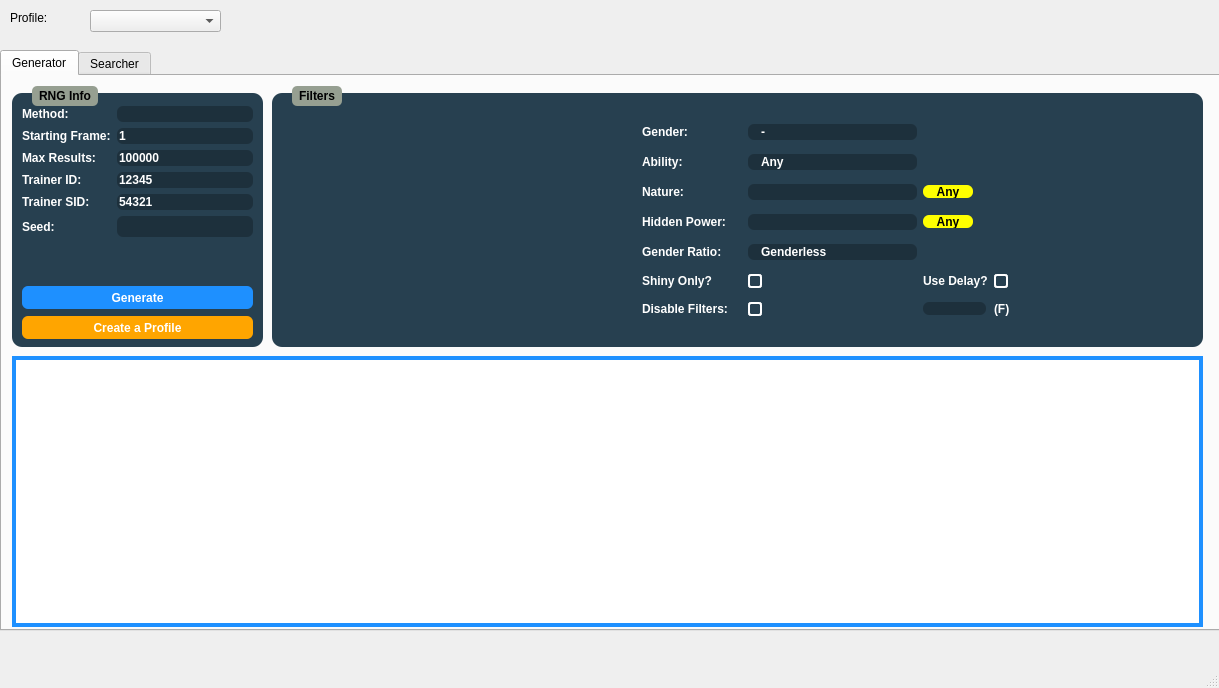
Before: the Qt Designer form Forms/Gen3/Wild3.ui in Admiral-Fish/PokeFinder, drawn with Qt 5.
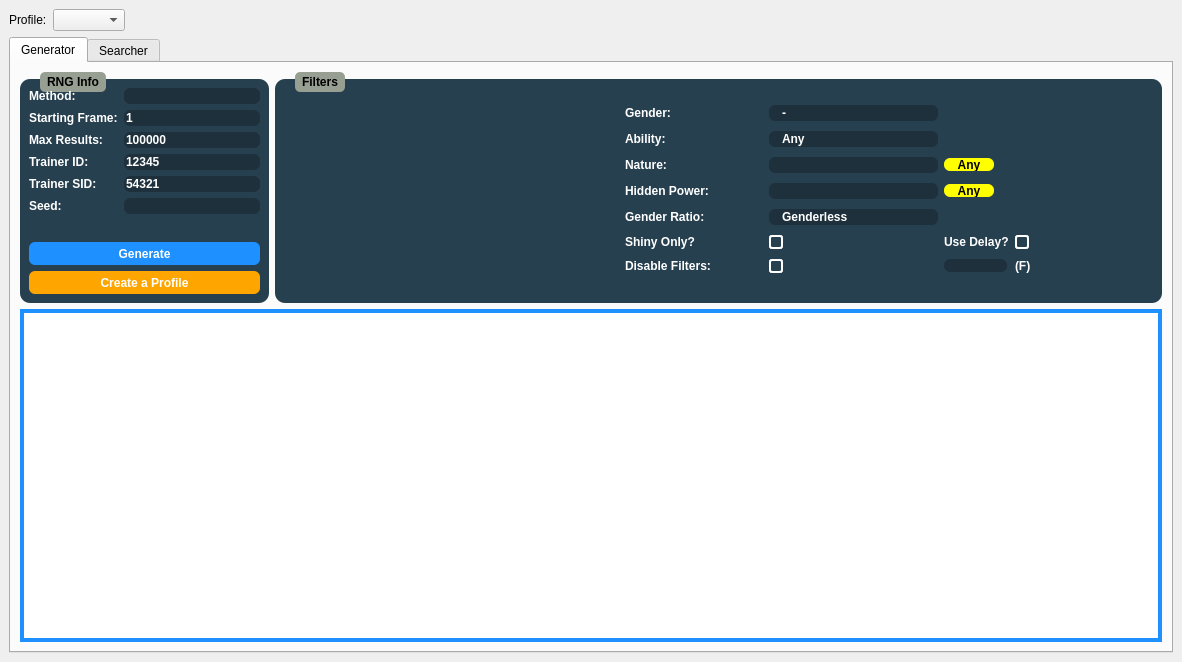
After: the same form once the commit is applied. Icons and pictures are not drawn. Custom widgets are drawn as their Qt base class.

Commit message: Wild resizing

```diff
--- a/Forms/Gen3/Wild3.ui
+++ b/Forms/Gen3/Wild3.ui
@@ -6,8 +6,8 @@
    <rect>
     <x>0</x>
     <y>0</y>
-    <width>1219</width>
-    <height>688</height>
+    <width>1182</width>
+    <height>662</height>
    </rect>
   </property>
   <property name="windowTitle">
@@ -18,15 +18,16 @@
     <normaloff>../../pokefinder.ico</normaloff>../../pokefinder.ico</iconset>
   </property>
   <widget class="QWidget" name="centralwidget">
+   <layout class="QGridLayout" name="gridLayout_9">
+    <item row="0" column="0">
+     <widget class="QLabel" name="labelProfiles">
+      <property name="text">
+       <string>Profile:</string>
+      </property>
+     </widget>
+    </item>
+    <item row="1" column="0" colspan="4">
    <widget class="QTabWidget" name="tabRNGSelector">
-    <property name="geometry">
-     <rect>
-      <x>0</x>
-      <y>50</y>
-      <width>1221</width>
-      <height>581</height>
-     </rect>
-    </property>
     <property name="styleSheet">
      <string notr="true">.QTabWidget &gt;  QWidget &gt; QWidget {
 	background-color: #E6E6E6;
@@ -50,14 +51,14 @@
      <attribute name="title">
       <string>Generator</string>
      </attribute>
+       <layout class="QGridLayout" name="gridLayout_5">
+        <item row="0" column="0">
      <widget class="QGroupBox" name="groupBoxRNGInfoStationary3">
-      <property name="geometry">
-       <rect>
-        <x>10</x>
-        <y>10</y>
-        <width>251</width>
-        <height>261</height>
-       </rect>
+          <property name="maximumSize">
+           <size>
+            <width>249</width>
+            <height>231</height>
+           </size>
       </property>
       <property name="styleSheet">
        <string notr="true">QLineEdit {
@@ -126,45 +127,30 @@
       <property name="title">
        <string>RNG Info</string>
       </property>
-      <widget class="QPushButton" name="generate">
-       <property name="enabled">
-        <bool>true</bool>
-       </property>
-       <property name="geometry">
-        <rect>
-         <x>10</x>
-         <y>200</y>
-         <width>231</width>
-         <height>23</height>
-        </rect>
-       </property>
+          <layout class="QGridLayout" name="gridLayout_3">
+           <item row="1" column="1">
+            <widget class="QTextBox" name="startingFrameGenerator">
        <property name="styleSheet">
-        <string notr="true">QPushButton {
-	background-color: DodgerBlue;
-}
-
-QPushButton::disabled {
-	background-color: gray;
-}</string>
+              <string notr="true"/>
+             </property>
+             <property name="inputMask">
+              <string/>
        </property>
        <property name="text">
-        <string>Generate</string>
-       </property>
-       <property name="checkable">
-        <bool>false</bool>
-       </property>
-       <property name="autoDefault">
-        <bool>false</bool>
-       </property>
-      </widget>
+              <string notr="true">1</string>
+             </property>
+             <property name="maxLength">
+              <number>10</number>
+             </property>
+            </widget>
+           </item>
+           <item row="8" column="0" colspan="2">
       <widget class="QPushButton" name="saveProfileGenerator">
-       <property name="geometry">
-        <rect>
-         <x>10</x>
-         <y>230</y>
+             <property name="minimumSize">
+              <size>
          <width>231</width>
          <height>23</height>
-        </rect>
+              </size>
        </property>
        <property name="styleSheet">
         <string notr="true">QPushButton {
@@ -181,19 +167,7 @@
         <bool>false</bool>
        </property>
       </widget>
-      <widget class="QWidget" name="gridLayoutWidget">
-       <property name="geometry">
-        <rect>
-         <x>10</x>
-         <y>20</y>
-         <width>231</width>
-         <height>131</height>
-        </rect>
-       </property>
-       <layout class="QGridLayout" name="gridLayoutInfo" rowstretch="0,0,0,0,0,0" columnstretch="0,0">
-        <property name="sizeConstraint">
-         <enum>QLayout::SetNoConstraint</enum>
-        </property>
+           </item>
         <item row="3" column="1">
          <widget class="QTextBox" name="idGenerator">
           <property name="inputMask">
@@ -207,17 +181,16 @@
           </property>
          </widget>
         </item>
-        <item row="4" column="0">
-         <widget class="QLabel" name="sidLabel">
-          <property name="text">
-           <string>Trainer SID:</string>
-          </property>
-         </widget>
-        </item>
-        <item row="3" column="0">
-         <widget class="QLabel" name="idLabel">
+           <item row="4" column="1">
+            <widget class="QTextBox" name="sidGenerator">
+             <property name="inputMask">
+              <string/>
+             </property>
           <property name="text">
-           <string>Trainer ID:</string>
+              <string notr="true">54321</string>
+             </property>
+             <property name="maxLength">
+              <number>5</number>
           </property>
          </widget>
         </item>
@@ -228,10 +201,16 @@
           </property>
          </widget>
         </item>
-        <item row="5" column="0">
-         <widget class="QLabel" name="seedLabel">
-          <property name="text">
-           <string>Seed:</string>
+           <item row="0" column="1">
+            <widget class="QComboBox" name="comboBoxMethodGenerator">
+             <property name="layoutDirection">
+              <enum>Qt::RightToLeft</enum>
+             </property>
+             <property name="editable">
+              <bool>false</bool>
+             </property>
+             <property name="frame">
+              <bool>true</bool>
           </property>
          </widget>
         </item>
@@ -242,29 +221,68 @@
           </property>
          </widget>
         </item>
-        <item row="0" column="1">
-         <widget class="QComboBox" name="comboBoxMethodGenerator">
-          <property name="layoutDirection">
-           <enum>Qt::RightToLeft</enum>
-          </property>
-          <property name="editable">
-           <bool>false</bool>
-          </property>
-          <property name="frame">
-           <bool>true</bool>
-          </property>
-         </widget>
-        </item>
-        <item row="4" column="1">
-         <widget class="QTextBox" name="sidGenerator">
+           <item row="2" column="1">
+            <widget class="QTextBox" name="maxResultsGenerator">
           <property name="inputMask">
            <string/>
           </property>
           <property name="text">
-           <string notr="true">54321</string>
+              <string notr="true">100000</string>
           </property>
           <property name="maxLength">
-           <number>5</number>
+              <number>10</number>
+             </property>
+            </widget>
+           </item>
+           <item row="4" column="0">
+            <widget class="QLabel" name="sidLabel">
+             <property name="text">
+              <string>Trainer SID:</string>
+             </property>
+            </widget>
+           </item>
+           <item row="5" column="0">
+            <widget class="QLabel" name="seedLabel">
+             <property name="text">
+              <string>Seed:</string>
+             </property>
+            </widget>
+           </item>
+           <item row="7" column="0" colspan="2">
+            <widget class="QPushButton" name="generate">
+             <property name="enabled">
+              <bool>true</bool>
+             </property>
+             <property name="minimumSize">
+              <size>
+               <width>231</width>
+               <height>23</height>
+              </size>
+             </property>
+             <property name="styleSheet">
+              <string notr="true">QPushButton {
+	background-color: DodgerBlue;
+}
+
+QPushButton::disabled {
+	background-color: gray;
+}</string>
+             </property>
+             <property name="text">
+              <string>Generate</string>
+             </property>
+             <property name="checkable">
+              <bool>false</bool>
+             </property>
+             <property name="autoDefault">
+              <bool>false</bool>
+             </property>
+            </widget>
+           </item>
+           <item row="3" column="0">
+            <widget class="QLabel" name="idLabel">
+             <property name="text">
+              <string>Trainer ID:</string>
           </property>
          </widget>
         </item>
@@ -309,46 +327,29 @@
           </property>
          </widget>
         </item>
-        <item row="1" column="1">
-         <widget class="QTextBox" name="startingFrameGenerator">
-          <property name="styleSheet">
-           <string notr="true"/>
-          </property>
-          <property name="inputMask">
-           <string/>
-          </property>
-          <property name="text">
-           <string notr="true">1</string>
-          </property>
-          <property name="maxLength">
-           <number>10</number>
-          </property>
-         </widget>
-        </item>
-        <item row="2" column="1">
-         <widget class="QTextBox" name="maxResultsGenerator">
-          <property name="inputMask">
-           <string/>
-          </property>
-          <property name="text">
-           <string notr="true">100000</string>
-          </property>
-          <property name="maxLength">
-           <number>10</number>
-          </property>
-         </widget>
+           <item row="6" column="0">
+            <spacer name="verticalSpacer">
+             <property name="orientation">
+              <enum>Qt::Vertical</enum>
+             </property>
+             <property name="sizeHint" stdset="0">
+              <size>
+               <width>20</width>
+               <height>40</height>
+              </size>
+             </property>
+            </spacer>
         </item>
        </layout>
       </widget>
-     </widget>
+        </item>
+        <item row="0" column="1">
      <widget class="QGroupBox" name="groupBoxFiltersStationary3">
-      <property name="geometry">
-       <rect>
-        <x>270</x>
-        <y>10</y>
-        <width>931</width>
-        <height>261</height>
-       </rect>
+          <property name="maximumSize">
+           <size>
+            <width>16777215</width>
+            <height>231</height>
+           </size>
       </property>
       <property name="styleSheet">
        <string notr="true">QSpinBox {
@@ -443,25 +444,24 @@
       <property name="title">
        <string>Filters</string>
       </property>
+          <layout class="QGridLayout" name="gridLayout_4">
+           <item row="0" column="0">
       <widget class="IVFilter" name="ivFilterGenerator" native="true">
-       <property name="geometry">
-        <rect>
-         <x>10</x>
-         <y>30</y>
+             <property name="minimumSize">
+              <size>
          <width>335</width>
          <height>180</height>
-        </rect>
-       </property>
-      </widget>
-      <widget class="QWidget" name="layoutWidget">
-       <property name="geometry">
-        <rect>
-         <x>370</x>
-         <y>30</y>
-         <width>451</width>
-         <height>211</height>
-        </rect>
-       </property>
+              </size>
+             </property>
+             <property name="maximumSize">
+              <size>
+               <width>335</width>
+               <height>180</height>
+              </size>
+             </property>
+            </widget>
+           </item>
+           <item row="0" column="1">
        <layout class="QGridLayout" name="gridLayout">
         <item row="0" column="0">
          <widget class="QLabel" name="genderLabel">
@@ -722,17 +722,12 @@
          </widget>
         </item>
        </layout>
-      </widget>
-     </widget>
+           </item>
+          </layout>
+         </widget>
+        </item>
+        <item row="1" column="0" colspan="2">
      <widget class="QTableView" name="tableViewGenerator">
-      <property name="geometry">
-       <rect>
-        <x>10</x>
-        <y>280</y>
-        <width>1191</width>
-        <height>271</height>
-       </rect>
-      </property>
       <property name="styleSheet">
        <string notr="true">QTableView {
 	border: 4px solid DodgerBlue;
@@ -763,19 +758,21 @@
        <number>20</number>
       </attribute>
      </widget>
+        </item>
+       </layout>
     </widget>
     <widget class="QWidget" name="tabSpreadSearcher">
      <attribute name="title">
       <string>Searcher</string>
      </attribute>
+       <layout class="QGridLayout" name="gridLayout_8">
+        <item row="0" column="0">
      <widget class="QGroupBox" name="groupBoxRNGInfoSearcher3">
-      <property name="geometry">
-       <rect>
-        <x>10</x>
-        <y>10</y>
-        <width>251</width>
-        <height>261</height>
-       </rect>
+          <property name="maximumSize">
+           <size>
+            <width>249</width>
+            <height>231</height>
+           </size>
       </property>
       <property name="styleSheet">
        <string notr="true">QLineEdit {
@@ -844,107 +841,7 @@
       <property name="title">
        <string>RNG Info</string>
       </property>
-      <widget class="QPushButton" name="search">
-       <property name="enabled">
-        <bool>true</bool>
-       </property>
-       <property name="geometry">
-        <rect>
-         <x>10</x>
-         <y>200</y>
-         <width>231</width>
-         <height>23</height>
-        </rect>
-       </property>
-       <property name="styleSheet">
-        <string notr="true">QPushButton {
-	background-color: DodgerBlue;
-}
-
-QPushButton::disabled {
-	background-color: gray;
-}</string>
-       </property>
-       <property name="text">
-        <string>Search</string>
-       </property>
-       <property name="checkable">
-        <bool>false</bool>
-       </property>
-       <property name="autoDefault">
-        <bool>false</bool>
-       </property>
-      </widget>
-      <widget class="QPushButton" name="saveSearcher">
-       <property name="geometry">
-        <rect>
-         <x>10</x>
-         <y>230</y>
-         <width>231</width>
-         <height>23</height>
-        </rect>
-       </property>
-       <property name="styleSheet">
-        <string notr="true">QPushButton {
-	background-color: orange;
-}</string>
-       </property>
-       <property name="text">
-        <string>Create a Profile</string>
-       </property>
-       <property name="checkable">
-        <bool>false</bool>
-       </property>
-       <property name="autoDefault">
-        <bool>false</bool>
-       </property>
-      </widget>
-      <widget class="QWidget" name="gridLayoutWidget_5">
-       <property name="geometry">
-        <rect>
-         <x>10</x>
-         <y>20</y>
-         <width>231</width>
-         <height>131</height>
-        </rect>
-       </property>
-       <layout class="QGridLayout" name="gridLayoutInfo_3" rowstretch="0,0,0" columnstretch="0,0">
-        <property name="sizeConstraint">
-         <enum>QLayout::SetNoConstraint</enum>
-        </property>
-        <item row="0" column="1">
-         <widget class="QComboBox" name="comboBoxMethodSearcher">
-          <property name="layoutDirection">
-           <enum>Qt::RightToLeft</enum>
-          </property>
-          <property name="editable">
-           <bool>false</bool>
-          </property>
-          <property name="frame">
-           <bool>true</bool>
-          </property>
-         </widget>
-        </item>
-        <item row="1" column="1">
-         <widget class="QTextBox" name="idSearcher">
-          <property name="inputMask">
-           <string/>
-          </property>
-          <property name="text">
-           <string notr="true">12345</string>
-          </property>
-          <property name="maxLength">
-           <number>5</number>
-          </property>
-         </widget>
-        </item>
-        <item row="2" column="0">
-         <widget class="QLabel" name="sidLabel_3">
-          <property name="text">
-           <string>Trainer SID:</string>
-          </property>
-         </widget>
-        </item>
+          <layout class="QGridLayout" name="gridLayout_6">
         <item row="1" column="0">
          <widget class="QLabel" name="idLabel_3">
           <property name="text">
@@ -952,6 +849,19 @@
           </property>
          </widget>
         </item>
+           <item row="1" column="1">
+            <widget class="QTextBox" name="idSearcher">
+             <property name="inputMask">
+              <string/>
+             </property>
+             <property name="text">
+              <string notr="true">12345</string>
+             </property>
+             <property name="maxLength">
+              <number>5</number>
+             </property>
+            </widget>
+           </item>
         <item row="2" column="1">
          <widget class="QTextBox" name="sidSearcher">
           <property name="inputMask">
@@ -965,6 +875,30 @@
           </property>
          </widget>
         </item>
+           <item row="6" column="0" colspan="2">
+            <widget class="QPushButton" name="saveSearcher">
+             <property name="minimumSize">
+              <size>
+               <width>231</width>
+               <height>23</height>
+              </size>
+             </property>
+             <property name="styleSheet">
+              <string notr="true">QPushButton {
+	background-color: orange;
+}</string>
+             </property>
+             <property name="text">
+              <string>Create a Profile</string>
+             </property>
+             <property name="checkable">
+              <bool>false</bool>
+             </property>
+             <property name="autoDefault">
+              <bool>false</bool>
+             </property>
+            </widget>
+           </item>
         <item row="0" column="0">
          <widget class="QLabel" name="methodLabel_3">
           <property name="text">
@@ -972,18 +906,75 @@
           </property>
          </widget>
         </item>
-       </layout>
-      </widget>
-     </widget>
+           <item row="0" column="1">
+            <widget class="QComboBox" name="comboBoxMethodSearcher">
+             <property name="layoutDirection">
+              <enum>Qt::RightToLeft</enum>
+             </property>
+             <property name="editable">
+              <bool>false</bool>
+             </property>
+             <property name="frame">
+              <bool>true</bool>
+             </property>
+            </widget>
+           </item>
+           <item row="2" column="0">
+            <widget class="QLabel" name="sidLabel_3">
+             <property name="text">
+              <string>Trainer SID:</string>
+             </property>
+            </widget>
+           </item>
+           <item row="5" column="0" colspan="2">
+            <widget class="QPushButton" name="search">
+             <property name="enabled">
+              <bool>true</bool>
+             </property>
+             <property name="minimumSize">
+              <size>
+               <width>231</width>
+               <height>23</height>
+              </size>
+             </property>
+             <property name="styleSheet">
+              <string notr="true">QPushButton {
+	background-color: DodgerBlue;
+}
+
+QPushButton::disabled {
+	background-color: gray;
+}</string>
+             </property>
+             <property name="text">
+              <string>Search</string>
+             </property>
+             <property name="checkable">
+              <bool>false</bool>
+             </property>
+             <property name="autoDefault">
+              <bool>false</bool>
+             </property>
+            </widget>
+           </item>
+           <item row="3" column="0">
+            <spacer name="verticalSpacer_2">
+             <property name="orientation">
+              <enum>Qt::Vertical</enum>
+             </property>
+             <property name="sizeHint" stdset="0">
+              <size>
+               <width>20</width>
+               <height>40</height>
+              </size>
+             </property>
+            </spacer>
+           </item>
+          </layout>
+         </widget>
+        </item>
+        <item row="0" column="1">
      <widget class="QGroupBox" name="groupBoxFiltersSearcher3">
-      <property name="geometry">
-       <rect>
-        <x>270</x>
-        <y>10</y>
-        <width>931</width>
-        <height>261</height>
-       </rect>
-      </property>
       <property name="styleSheet">
        <string notr="true">QSpinBox {
 	qproperty-alignment: AlignCenter;
@@ -1077,25 +1068,24 @@
       <property name="title">
        <string>Filters</string>
       </property>
+          <layout class="QGridLayout" name="gridLayout_7">
+           <item row="0" column="0">
       <widget class="IVFilter" name="ivFilterSearcher" native="true">
-       <property name="geometry">
-        <rect>
-         <x>10</x>
-         <y>30</y>
+             <property name="minimumSize">
+              <size>
          <width>335</width>
          <height>180</height>
-        </rect>
-       </property>
-      </widget>
-      <widget class="QWidget" name="layoutWidget">
-       <property name="geometry">
-        <rect>
-         <x>370</x>
-         <y>31</y>
-         <width>451</width>
-         <height>211</height>
-        </rect>
-       </property>
+              </size>
+             </property>
+             <property name="maximumSize">
+              <size>
+               <width>335</width>
+               <height>180</height>
+              </size>
+             </property>
+            </widget>
+           </item>
+           <item row="0" column="1">
        <layout class="QGridLayout" name="gridLayout_2">
         <item row="0" column="0">
          <widget class="QLabel" name="genderLabel_3">
@@ -1342,17 +1332,12 @@
          </widget>
         </item>
        </layout>
-      </widget>
-     </widget>
+           </item>
+          </layout>
+         </widget>
+        </item>
+        <item row="1" column="0" colspan="2">
      <widget class="QTableView" name="tableViewSearcher">
-      <property name="geometry">
-       <rect>
-        <x>10</x>
-        <y>280</y>
-        <width>1191</width>
-        <height>271</height>
-       </rect>
-      </property>
       <property name="styleSheet">
        <string notr="true">QTableView {
 	border: 4px solid DodgerBlue;
@@ -1383,43 +1368,39 @@
        <number>20</number>
       </attribute>
      </widget>
-    </widget>
-   </widget>
-   <widget class="QLabel" name="labelProfiles">
-    <property name="geometry">
-     <rect>
-      <x>10</x>
-      <y>10</y>
-      <width>71</width>
-      <height>16</height>
-     </rect>
-    </property>
-    <property name="text">
-     <string>Profile:</string>
-    </property>
-   </widget>
-   <widget class="QComboBox" name="comboBoxProfiles">
-    <property name="geometry">
-     <rect>
-      <x>90</x>
-      <y>10</y>
-      <width>131</width>
-      <height>22</height>
-     </rect>
-    </property>
-   </widget>
+        </item>
+       </layout>
+      </widget>
+     </widget>
+    </item>
+    <item row="0" column="2">
+     <spacer name="horizontalSpacer">
+      <property name="orientation">
+       <enum>Qt::Horizontal</enum>
+      </property>
+      <property name="sizeHint" stdset="0">
+       <size>
+        <width>40</width>
+        <height>20</height>
+       </size>
+      </property>
+     </spacer>
+    </item>
+    <item row="0" column="1">
+     <widget class="QComboBox" name="comboBoxProfiles"/>
+    </item>
+   </layout>
   </widget>
   <widget class="QMenuBar" name="menubar">
    <property name="geometry">
     <rect>
      <x>0</x>
      <y>0</y>
-     <width>1219</width>
+     <width>1182</width>
      <height>21</height>
     </rect>
    </property>
   </widget>
-  <widget class="QStatusBar" name="statusbar"/>
  </widget>
  <customwidgets>
   <customwidget>
```
Lines whose indentation alone changed are shown as unchanged. The commit also changes 1 other file.
